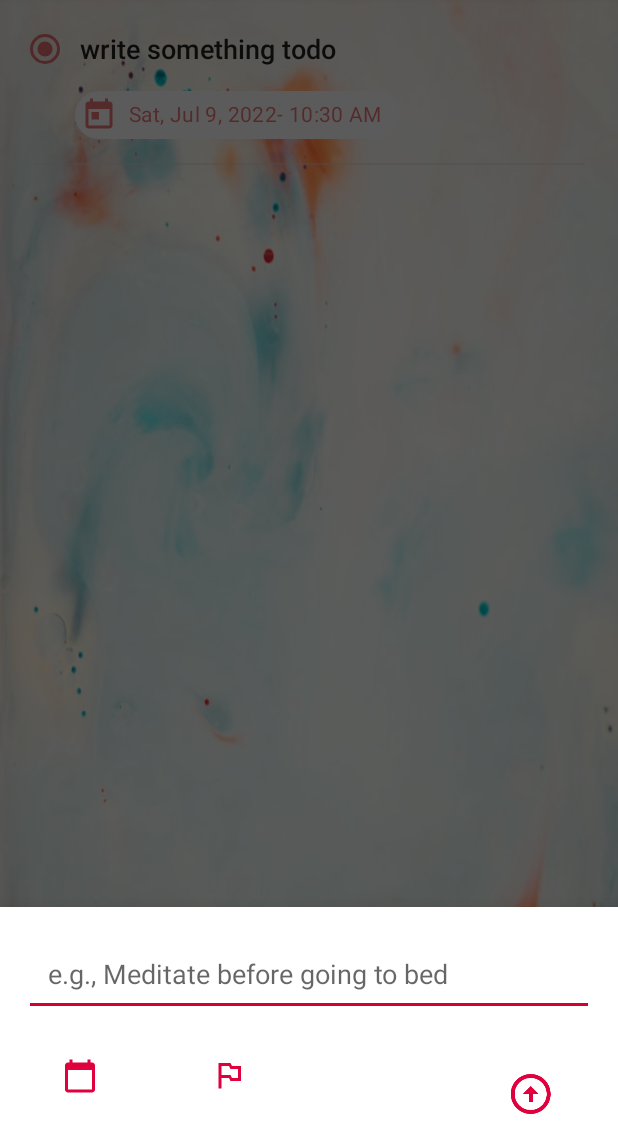
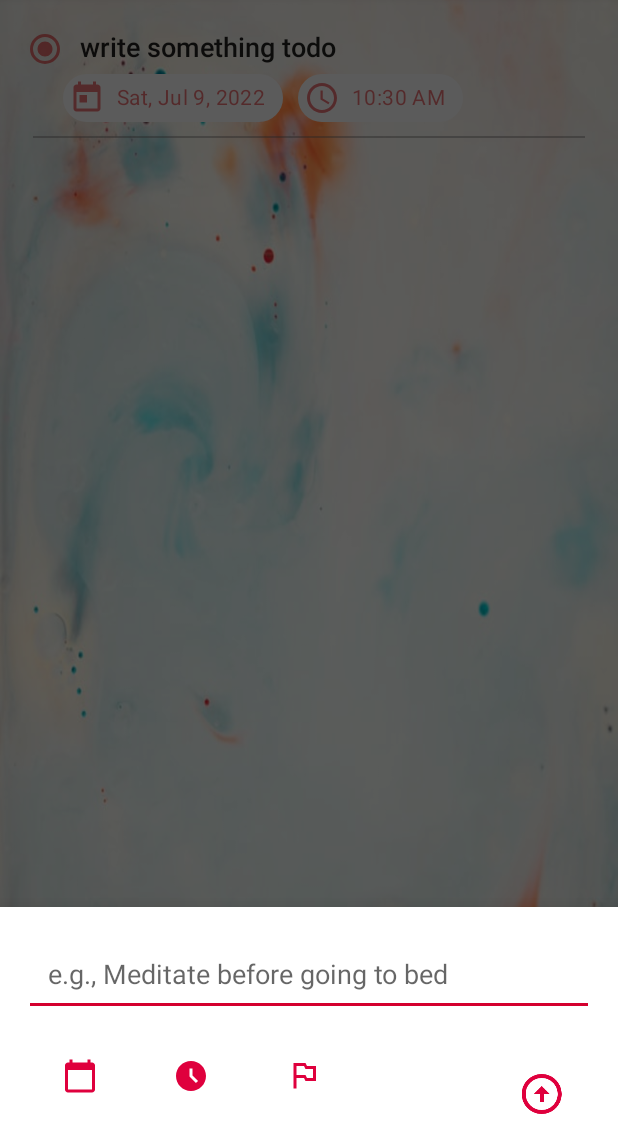
Before and after one commit to ASIKALIKHAN/Todoist_Clone_App, an Android app: the screen it shows after launch (MainActivity), after a tap on an icon or button, on a phone screen of 412 x 824 dp, the part 88-1236 px from its top. Run offline under Robolectric (Android 15) with nearby library versions, the phone set to English and light mode, and no system bars; our stand-ins replace Room's generated code; Roboto replaces fonts that are not available here; 1 other tap on this screen came first.

Commit message:
added time chip and it's functionality

```diff
--- a/app/src/main/java/com/bawp/todoister/BottomSheetFragment.java
+++ b/app/src/main/java/com/bawp/todoister/BottomSheetFragment.java
@@ -1,6 +1,7 @@
 package com.bawp.todoister;
 
 
+import android.app.TimePickerDialog;
 import android.os.Bundle;
 import android.text.TextUtils;
 import android.util.Log;
@@ -12,6 +13,7 @@ import android.widget.EditText;
 import android.widget.ImageButton;
 import android.widget.RadioButton;
 import android.widget.RadioGroup;
+import android.widget.TimePicker;
 
 import com.bawp.todoister.model.Priority;
 import com.bawp.todoister.model.SharedViewModel;
@@ -33,17 +35,25 @@ public class BottomSheetFragment extends BottomSheetDialogFragment implements Vi
     Calendar calendar = Calendar.getInstance();
     private EditText enterTodo;
     private ImageButton calendarButton;
+    private ImageButton timeButton;
     private ImageButton priorityButton;
     private RadioGroup priorityRadioGroup;
     private RadioButton selectedRadioButton;
     private int selectedButtonId;
     private ImageButton saveButton;
     private CalendarView calendarView;
+    private TimePicker timePicker;
+    private TimePickerDialog timePickerDialog;
     private Group calendarGroup;
     private Date dueDate;
+    private Date dueTime;
+    private Date setDateNTime;
     private SharedViewModel sharedViewModel;
     private boolean isEdit;
     private Priority priority;
+    private int hour ;
+    private int minute;
+    private  final Calendar calenderForTimeAux = Calendar.getInstance();
 
     public BottomSheetFragment() {
     }
@@ -58,6 +68,7 @@ public class BottomSheetFragment extends BottomSheetDialogFragment implements Vi
         calendarGroup = view.findViewById(R.id.calendar_group);
         calendarView = view.findViewById(R.id.calendar_view);
         calendarButton = view.findViewById(R.id.today_calendar_button);
+        timeButton = view.findViewById(R.id.today_timepicker_button);
         enterTodo = view.findViewById(R.id.enter_todo_et);
         saveButton = view.findViewById(R.id.save_todo_button);
         priorityButton = view.findViewById(R.id.priority_todo_button);
@@ -91,17 +102,42 @@ public class BottomSheetFragment extends BottomSheetDialogFragment implements Vi
                 .get(SharedViewModel.class);
 
         calendarButton.setOnClickListener(view12 -> {
+            Utils.hideSoftKeyboard(view12);
             calendarGroup.setVisibility(calendarGroup.getVisibility() == View.GONE ?
                     View.VISIBLE : View.GONE);
-            Utils.hideSoftKeyboard(view12);
+
 
         });
-        calendarView.setOnDateChangeListener((calendarView, year, month, dayOfMoth) -> {
-            calendar.clear();
-            calendar.set(year, month, dayOfMoth);
-            dueDate = calendar.getTime();
-            Log.d("TIME", "CALENDER: " + dueDate.toString() );
+        timeButton.setOnClickListener(view14 -> {
+//                timePicker.setVisibility(timePicker.getVisibility() == View.GONE ?
+//                        View.VISIBLE : View.GONE);
+           // final Calendar calenderForTimeAux = Calendar.getInstance();
+                 hour = calenderForTimeAux.get(Calendar.HOUR_OF_DAY);
+                 minute = calenderForTimeAux.get(Calendar.MINUTE);
+                 timePickerDialog = new TimePickerDialog(BottomSheetFragment.this.getActivity(), new TimePickerDialog.OnTimeSetListener() {
+                     @Override
+                     public void onTimeSet(TimePicker view, int hourOfDay, int minute) {
 
+                         calenderForTimeAux.set(Calendar.HOUR_OF_DAY, hourOfDay);
+                         calenderForTimeAux.set(Calendar.MINUTE, minute);
+                         calenderForTimeAux.set(Calendar.SECOND, 0);
+                         calenderForTimeAux.set(Calendar.MILLISECOND, 0);
+                         dueTime = calenderForTimeAux.getTime();
+                        timePickerDialog.dismiss();
+                     }
+                 },hour ,minute ,false);
+                 timePickerDialog.show();
+
+        });
+        calendarView.setOnDateChangeListener(new CalendarView.OnDateChangeListener() {
+            @Override
+            public void onSelectedDayChange(@NonNull CalendarView calendarView, int year, int month, int dayOfMoth) {
+                calendar.clear();
+                calendar.set(year, month, dayOfMoth);
+                dueDate = calendar.getTime();
+                Log.d("TIME", "CALENDER: " + dueDate.toString());
+
+            }
         });
         priorityButton.setOnClickListener(view13 -> {
             Utils.hideSoftKeyboard(view13);
@@ -130,10 +166,15 @@ public class BottomSheetFragment extends BottomSheetDialogFragment implements Vi
         saveButton.setOnClickListener(view1 -> {
             String task = enterTodo.getText().toString().trim();
 
-            if (!TextUtils.isEmpty(task) && dueDate != null && priority != null) {
+            if (!TextUtils.isEmpty(task) && dueDate != null && priority != null && dueTime != null) {
+                calenderForTimeAux.set(calendar.get(Calendar.YEAR),calendar.get(Calendar.MONTH),calendar.get(Calendar.DAY_OF_MONTH));
+                setDateNTime = calenderForTimeAux.getTime();
                 Task myTask = new Task(task, priority,
-                        dueDate, Calendar.getInstance().getTime(),
+                        setDateNTime, Calendar.getInstance().getTime(),
                         false);
+//                Task myTask = new Task(task, priority,
+//                        dueDate, Calendar.getInstance().getTime(),
+//                        false);
                 if (isEdit) {
                     Task updateTask = sharedViewModel.getSelectedItem().getValue();
 
--- a/app/src/main/java/com/bawp/todoister/adapter/RecyclerViewTaskAdapter.java
+++ b/app/src/main/java/com/bawp/todoister/adapter/RecyclerViewTaskAdapter.java
@@ -50,6 +50,9 @@ public class RecyclerViewTaskAdapter extends RecyclerView.Adapter<RecyclerViewTa
     public void onBindViewHolder(@NonNull TaskHolder holder, int position) {
         Task task = taskList.get(position);
         String formatted = Utils.formatDate(task.getDueDate());
+        String[] items1 = formatted.split("-");
+        String date = items1[0];
+        String time = items1[1];
 
         ColorStateList colorStateList = new ColorStateList(new int[][]{
                 new int[] {-android.R.attr.state_enabled},
@@ -61,9 +64,12 @@ public class RecyclerViewTaskAdapter extends RecyclerView.Adapter<RecyclerViewTa
                 });
 
         holder.taskTV.setText(task.getTask());
-        holder.dueDateChip.setText(formatted);
+        holder.dueDateChip.setText(date);
         holder.dueDateChip.setTextColor(Utils.priorityColor(task));
         holder.dueDateChip.setChipIconTint(colorStateList);
+        holder.dueTimeChip.setText(time);
+        holder.dueTimeChip.setTextColor(Utils.priorityColor(task));
+        holder.dueTimeChip.setChipIconTint(colorStateList);
         holder.appCompatRadioButton.setButtonTintList(colorStateList);
         holder.appCompatRadioButton.setChecked(task.isRadioSelected);
 
@@ -81,11 +87,13 @@ public class RecyclerViewTaskAdapter extends RecyclerView.Adapter<RecyclerViewTa
         public AppCompatRadioButton appCompatRadioButton;
         public AppCompatTextView taskTV;
         public Chip dueDateChip;
+        public Chip dueTimeChip;
         public TaskHolder(@NonNull View itemView) {
             super(itemView);
             appCompatRadioButton = itemView.findViewById(R.id.todo_radio_button);
             taskTV = itemView.findViewById(R.id.todo_row_todo);
-            dueDateChip = itemView.findViewById(R.id.todo_row_chip);
+            dueDateChip = itemView.findViewById(R.id.todo_row_due_date_chip);
+            dueTimeChip = itemView.findViewById(R.id.todo_row_due_time_chip);
             itemView.setOnClickListener(this);
             itemView.setOnLongClickListener(this);
             appCompatRadioButton.setOnClickListener(this);
--- a/app/src/main/java/com/bawp/todoister/util/Utils.java
+++ b/app/src/main/java/com/bawp/todoister/util/Utils.java
@@ -16,7 +16,7 @@ public class Utils {
         SimpleDateFormat simpleDateFormat = (SimpleDateFormat) SimpleDateFormat.getDateInstance();
 //        simpleDateFormat.applyPattern("EEE, MMM d"); h:mm a
  //       simpleDateFormat.applyPattern("EEE, MMM d, yyyy");
-        simpleDateFormat.applyPattern("EEE, MMM d, yyyy- h:mm a"); //happy to be added smiley Face
+        simpleDateFormat.applyPattern("EEE, MMM d, yyyy-h:mm a"); //happy to be added smiley Face
 
 
         return  simpleDateFormat.format(date);
--- /dev/null
+++ b/app/src/main/res/drawable/ic_baseline_access_time_filled_24.xml
@@ -0,0 +1,5 @@
+<vector android:height="24dp" android:tint="#DF003D"
+    android:viewportHeight="24" android:viewportWidth="24"
+    android:width="24dp" xmlns:android="http://schemas.android.com/apk/res/android">
+    <path android:fillColor="@android:color/white" android:pathData="M11.99,2C6.47,2 2,6.48 2,12s4.47,10 9.99,10C17.52,22 22,17.52 22,12S17.52,2 11.99,2zM15.29,16.71L11,12.41V7h2v4.59l3.71,3.71L15.29,16.71z"/>
+</vector>
--- a/app/src/main/res/layout/bottom_sheet.xml
+++ b/app/src/main/res/layout/bottom_sheet.xml
@@ -28,13 +28,12 @@
         android:id="@+id/priority_todo_button"
         android:layout_width="77dp"
         android:layout_height="46dp"
-        android:layout_marginStart="24dp"
         android:layout_marginTop="16dp"
         android:background="@android:color/transparent"
-        app:layout_constraintStart_toEndOf="@+id/today_calendar_button"
+        android:contentDescription="@string/image_description"
+        app:layout_constraintStart_toEndOf="@+id/today_timepicker_button"
         app:layout_constraintTop_toBottomOf="@+id/enter_todo_et"
-        app:srcCompat="@drawable/ic_baseline_outlined_flag_24"
-        android:contentDescription="@string/image_description" />
+        app:srcCompat="@drawable/ic_baseline_outlined_flag_24" />
 
     <ImageButton
         android:id="@+id/save_todo_button"
@@ -42,9 +41,9 @@
         android:layout_height="72dp"
         android:layout_marginTop="16dp"
         android:background="@android:color/transparent"
+        android:contentDescription="TODO"
         android:scaleX="0.4"
         android:scaleY="0.4"
-        android:contentDescription="TODO"
         app:layout_constraintEnd_toEndOf="parent"
         app:layout_constraintHorizontal_bias="0.843"
         app:layout_constraintStart_toEndOf="@+id/priority_todo_button"
@@ -56,13 +55,24 @@
         android:layout_width="74dp"
         android:layout_height="48dp"
         android:layout_marginStart="16dp"
-        android:contentDescription="@string/image_description"
         android:layout_marginTop="16dp"
         android:background="@android:color/transparent"
+        android:contentDescription="@string/image_description"
         app:layout_constraintStart_toStartOf="parent"
         app:layout_constraintTop_toBottomOf="@+id/enter_todo_et"
         app:srcCompat="@drawable/ic_baseline_calendar_today_24" />
 
+
+    <ImageButton
+        android:id="@+id/today_timepicker_button"
+        android:layout_width="74dp"
+        android:layout_height="48dp"
+        android:layout_marginTop="16dp"
+        android:background="@android:color/transparent"
+        android:contentDescription="@string/image_description"
+        app:layout_constraintStart_toEndOf="@+id/today_calendar_button"
+        app:layout_constraintTop_toBottomOf="@+id/enter_todo_et"
+        app:srcCompat="@drawable/ic_baseline_access_time_filled_24" />
 
     <com.google.android.material.chip.Chip
         android:id="@+id/tomorrow_chip"
@@ -122,6 +132,20 @@
         app:layout_constraintTop_toBottomOf="@+id/next_week_chip"
         app:layout_constraintVertical_bias="0.16000003" />
 
+    <TimePicker
+        android:id="@+id/timePicker"
+        android:layout_width="wrap_content"
+        android:layout_height="wrap_content"
+        android:layout_marginTop="89dp"
+        android:visibility="gone"
+        app:layout_constraintBottom_toBottomOf="parent"
+        app:layout_constraintEnd_toEndOf="parent"
+        app:layout_constraintHorizontal_bias="0.0"
+        app:layout_constraintStart_toStartOf="parent"
+        app:layout_constraintTop_toBottomOf="@+id/priority_todo_button"
+        app:layout_constraintVertical_bias="0.0"
+        tools:visibility="gone" />
+
     <RadioGroup
         android:id="@+id/radioGroup_priority"
         android:layout_width="0dp"
@@ -130,10 +154,10 @@
         android:orientation="horizontal"
         android:padding="@dimen/dimen_10"
         android:visibility="gone"
-        tools:visibility="visible"
         app:layout_constraintEnd_toEndOf="parent"
         app:layout_constraintStart_toStartOf="parent"
-        app:layout_constraintTop_toBottomOf="@+id/priority_todo_button">
+        app:layout_constraintTop_toBottomOf="@+id/priority_todo_button"
+        tools:visibility="visible">
 
         <RadioButton
             android:id="@+id/radioButton_high"
@@ -165,10 +189,10 @@
         android:layout_width="280dp"
         android:layout_height="0dp"
         android:visibility="gone"
-        tools:visibility="visible"
         app:constraint_referenced_ids="calendar_view,next_week_chip,tomorrow_chip,today_chip,warning_msg"
         app:layout_constraintEnd_toEndOf="parent"
-        app:layout_constraintStart_toStartOf="parent" />
+        app:layout_constraintStart_toStartOf="parent"
+        tools:visibility="gone" />
 
 
 </androidx.constraintlayout.widget.ConstraintLayout>
--- a/app/src/main/res/layout/todo_row.xml
+++ b/app/src/main/res/layout/todo_row.xml
@@ -24,34 +24,69 @@
         android:text="@string/textview"
         android:textAppearance="@style/TextAppearance.AppCompat.Body1"
         android:textSize="18sp"
-        app:layout_constraintBottom_toBottomOf="@+id/todo_row_chip"
+        app:layout_constraintBottom_toBottomOf="@+id/todo_row_due_date_chip"
         app:layout_constraintEnd_toEndOf="parent"
         app:layout_constraintHorizontal_bias="0.0"
         app:layout_constraintStart_toEndOf="@+id/todo_radio_button"
         app:layout_constraintTop_toTopOf="parent"
         app:layout_constraintVertical_bias="0.102" />
 
-    <com.google.android.material.chip.Chip
-        android:id="@+id/todo_row_chip"
+    <androidx.constraintlayout.widget.Guideline
+        android:id="@+id/guideline2"
         android:layout_width="wrap_content"
         android:layout_height="wrap_content"
         android:layout_marginStart="44dp"
+        android:orientation="vertical"
+        app:layout_constraintGuide_begin="36dp"
+        app:layout_constraintStart_toStartOf="parent" />
+
+    <com.google.android.material.chip.Chip
+        android:id="@+id/todo_row_due_date_chip"
+        android:layout_width="wrap_content"
+        android:layout_height="wrap_content"
         android:text="@string/today"
         app:chipIcon="@drawable/ic_baseline_today_24"
-        app:layout_constraintStart_toStartOf="parent"
-        app:layout_constraintTop_toBottomOf="@+id/todo_radio_button" />
+        app:layout_constraintBottom_toTopOf="@+id/linearLayout"
+        app:layout_constraintEnd_toStartOf="@+id/todo_row_due_time_chip"
+        app:layout_constraintHorizontal_bias="0.0"
+        app:layout_constraintHorizontal_chainStyle="packed"
+        app:layout_constraintStart_toStartOf="@+id/guideline2"
+        app:layout_constraintTop_toTopOf="@+id/guideline3" />
+
+    <com.google.android.material.chip.Chip
+        android:id="@+id/todo_row_due_time_chip"
+        android:layout_width="wrap_content"
+        android:layout_height="wrap_content"
+        android:layout_marginStart="10dp"
+        android:text="@string/time"
+        app:chipIcon="@drawable/ic_baseline_access_time_24"
+        app:layout_constraintBaseline_toBaselineOf="@+id/todo_row_due_date_chip"
+        app:layout_constraintBottom_toBottomOf="@+id/todo_row_due_date_chip"
+        app:layout_constraintEnd_toEndOf="parent"
+        app:layout_constraintStart_toEndOf="@+id/todo_row_due_date_chip"
+        app:layout_constraintTop_toTopOf="@+id/guideline3" />
+
+    <androidx.constraintlayout.widget.Guideline
+        android:id="@+id/guideline3"
+        android:layout_width="wrap_content"
+        android:layout_height="wrap_content"
+        android:orientation="horizontal"
+        app:layout_constraintGuide_begin="28dp" />
 
     <LinearLayout
+        android:id="@+id/linearLayout"
         android:layout_width="match_parent"
         android:layout_height="1dp"
         android:layout_marginStart="16dp"
-        android:layout_marginTop="8dp"
+        android:layout_marginTop="1dp"
         android:layout_marginEnd="16dp"
         android:alpha="0.4"
-        android:background="#C5C2C2"
+        android:background="#605D5D"
         android:orientation="horizontal"
         app:layout_constraintEnd_toEndOf="parent"
+        app:layout_constraintHorizontal_bias="0.0"
         app:layout_constraintStart_toStartOf="parent"
-        app:layout_constraintTop_toBottomOf="@+id/todo_row_chip"></LinearLayout>
+        app:layout_constraintTop_toBottomOf="@+id/todo_row_due_date_chip"></LinearLayout>
+
 
 </androidx.constraintlayout.widget.ConstraintLayout>
--- a/app/src/main/res/values/strings.xml
+++ b/app/src/main/res/values/strings.xml
@@ -18,6 +18,7 @@
     <string name="empty_field">Empty task</string>
     <string name="due_date_text">Due Date</string>
     <string name="today">Today</string>
+    <string name="time">Time</string>
     <string name="tomorrow">Tomorrow</string>
     <string name="this_wknd">This Weekend</string>
     <string name="next_week">Next Week</string>
```
